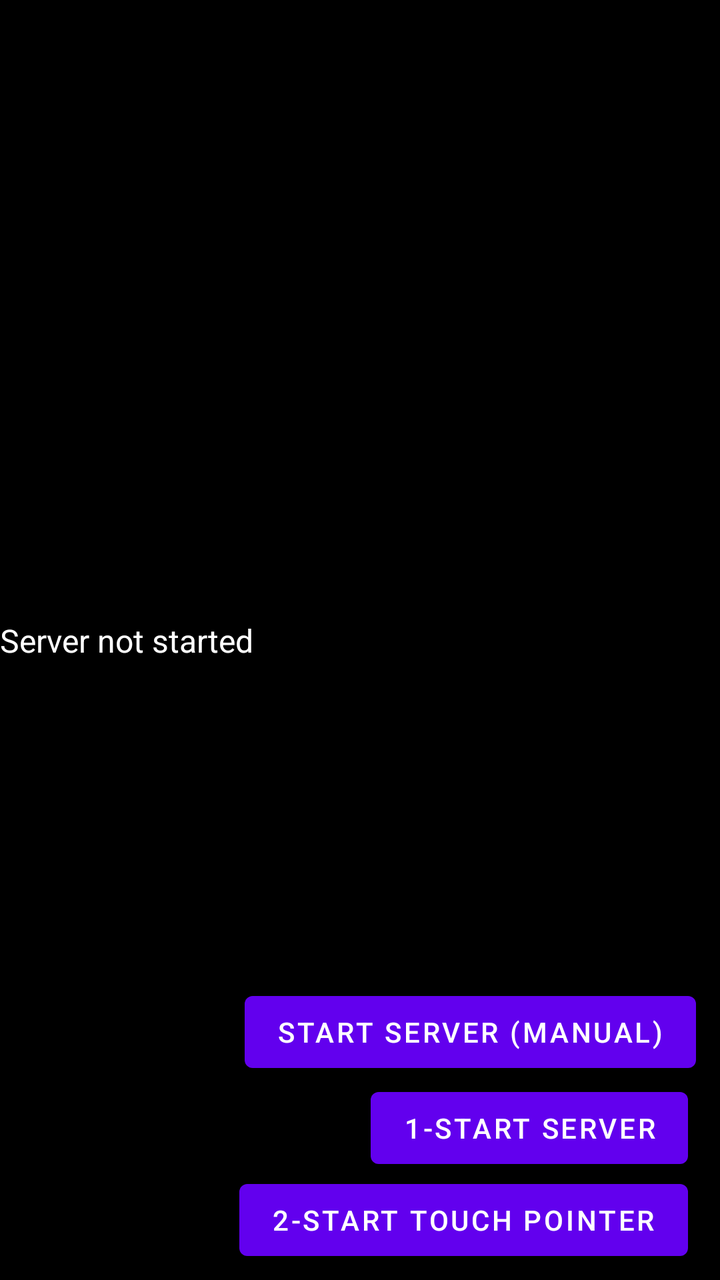
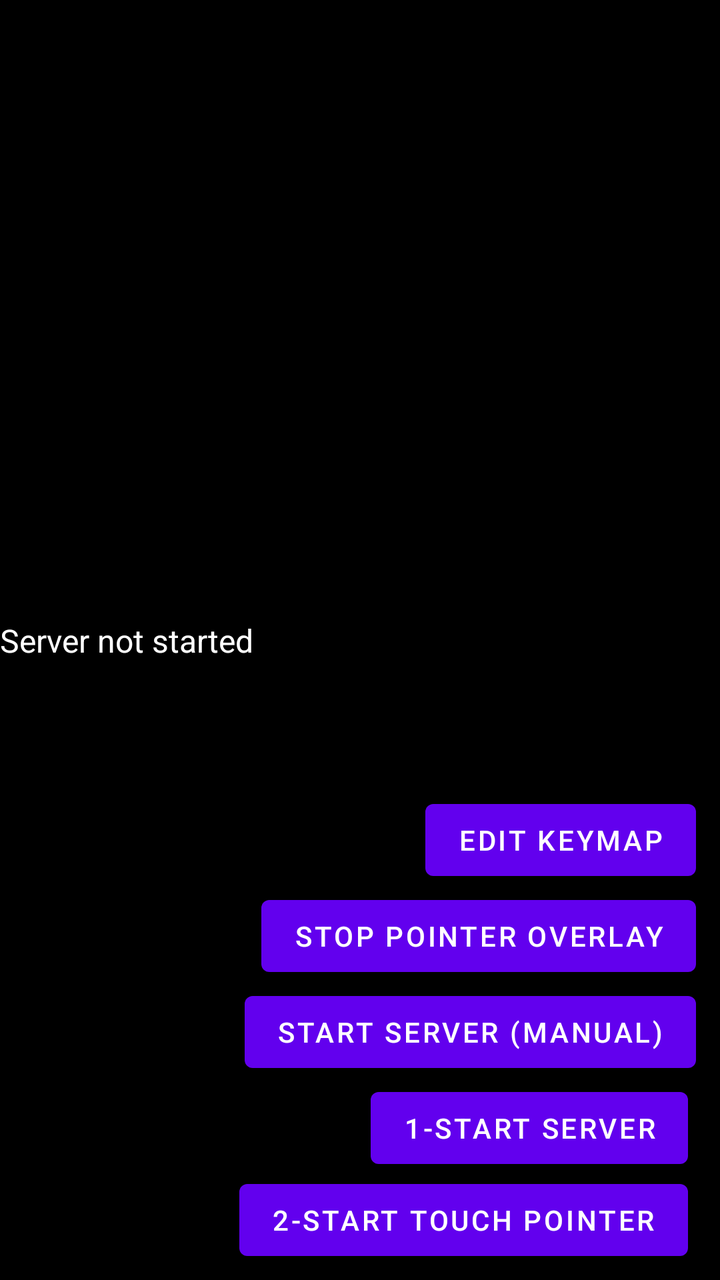

Two renders of the same Android screen: before a commit and after it. Below are the layout's source before the change and the commit's diff.
<!-- AndroidManifest.xml: application theme Theme.XtMapper -->
<!-- res/layout/activity_main.xml -->
<?xml version="1.0" encoding="utf-8"?>
<androidx.constraintlayout.widget.ConstraintLayout xmlns:android="http://schemas.android.com/apk/res/android"
    xmlns:app="http://schemas.android.com/apk/res-auto"
    xmlns:tools="http://schemas.android.com/tools"
    android:id="@+id/activity_mouse_jnicallback"
    android:layout_width="match_parent"
    android:layout_height="match_parent"
    android:background="@android:color/background_dark"
    tools:context=".MainActivity">

    <TextView
        android:id="@+id/mouseView"
        android:layout_width="match_parent"
        android:layout_height="wrap_content"
        android:isScrollContainer="true"
        android:scrollHorizontally="true"
        android:text="@string/run_script_info"
        android:textAppearance="@android:style/TextAppearance.Material.Large"
        android:textColor="@color/white"
        android:textSize="16sp"
        app:layout_constraintBottom_toBottomOf="@+id/activity_mouse_jnicallback"
        app:layout_constraintLeft_toLeftOf="@+id/activity_mouse_jnicallback"
        app:layout_constraintRight_toRightOf="@+id/activity_mouse_jnicallback"
        app:layout_constraintTop_toTopOf="@+id/activity_mouse_jnicallback"
        tools:layout_constraintBottom_creator="0"
        tools:layout_constraintLeft_creator="0"
        tools:layout_constraintRight_creator="0"
        tools:layout_constraintTop_creator="0" />

    <Button
        android:id="@+id/startServer"
        android:layout_width="wrap_content"
        android:layout_height="wrap_content"
        android:layout_marginEnd="16dp"
        android:layout_marginBottom="52dp"
        android:text="@string/start_server"
        app:layout_constraintBottom_toBottomOf="parent"
        app:layout_constraintEnd_toEndOf="parent" />

    <Button
        android:id="@+id/startServerM"
        android:layout_width="wrap_content"
        android:layout_height="wrap_content"
        android:layout_marginEnd="12dp"
        android:layout_marginBottom="100dp"
        android:text="@string/start_server_manual"
        app:layout_constraintBottom_toBottomOf="parent"
        app:layout_constraintEnd_toEndOf="parent" />

    <Button
        android:id="@+id/startPointer"
        android:layout_width="wrap_content"
        android:layout_height="wrap_content"
        android:layout_marginEnd="16dp"
        android:layout_marginBottom="6dp"
        android:text="@string/start_touch_pointer"
        app:layout_constraintBottom_toBottomOf="parent"
        app:layout_constraintEnd_toEndOf="parent" />

</androidx.constraintlayout.widget.ConstraintLayout>
<!-- resources referenced by this layout -->
<resources>
  <color name="white">#FFFFFFFF</color>
  <string name="run_script_info">Server not started</string>
  <string name="start_server">1-Start server</string>
  <string name="start_server_manual">Start server (manual)</string>
  <string name="start_touch_pointer">2-Start touch pointer</string>
  <style name="Theme.XtMapper" parent="Theme.MaterialComponents.DayNight.DarkActionBar">
          
          <item name="colorPrimary">@color/purple_500</item>
          <item name="colorPrimaryVariant">@color/purple_700</item>
          <item name="colorOnPrimary">@color/white</item>
          
          <item name="colorSecondary">@color/teal_200</item>
          <item name="colorSecondaryVariant">@color/teal_700</item>
          <item name="colorOnSecondary">@color/black</item>
          
          <item name="android:statusBarColor" tools:targetApi="l">?attr/colorPrimaryVariant</item>
          
      </style>
  <color name="purple_500">#FF6200EE</color>
  <color name="purple_700">#FF3700B3</color>
  <color name="teal_200">#FF03DAC5</color>
  <color name="teal_700">#FF018786</color>
  <color name="black">#FF000000</color>
</resources>

<!-- the commit's change to res/layout/activity_main.xml (unified diff, before → after) -->
@@ -26,6 +26,26 @@
         tools:layout_constraintLeft_creator="0"
         tools:layout_constraintRight_creator="0"
         tools:layout_constraintTop_creator="0" />
+
+    <Button
+        android:id="@+id/start_editor"
+        android:layout_width="wrap_content"
+        android:layout_height="wrap_content"
+        android:layout_marginEnd="12dp"
+        android:layout_marginBottom="196dp"
+        android:text="@string/edit_keymap"
+        app:layout_constraintBottom_toBottomOf="parent"
+        app:layout_constraintEnd_toEndOf="parent" />
+
+    <Button
+        android:id="@+id/stop_pointer"
+        android:layout_width="wrap_content"
+        android:layout_height="wrap_content"
+        android:layout_marginEnd="12dp"
+        android:layout_marginBottom="148dp"
+        android:text="@string/stop_pointer_overlay"
+        app:layout_constraintBottom_toBottomOf="parent"
+        app:layout_constraintEnd_toEndOf="parent" />
 
     <Button
         android:id="@+id/startServer"
<!-- resource entries referenced after the edit -->
@@ -1,10 +1,12 @@
 <!-- resources referenced by this layout -->
 <resources>
   <color name="white">#FFFFFFFF</color>
+  <string name="edit_keymap">Edit Keymap</string>
   <string name="run_script_info">Server not started</string>
   <string name="start_server">1-Start server</string>
   <string name="start_server_manual">Start server (manual)</string>
   <string name="start_touch_pointer">2-Start touch pointer</string>
+  <string name="stop_pointer_overlay">Stop Pointer overlay</string>
   <style name="Theme.XtMapper" parent="Theme.MaterialComponents.DayNight.DarkActionBar">
           
           <item name="colorPrimary">@color/purple_500</item>
